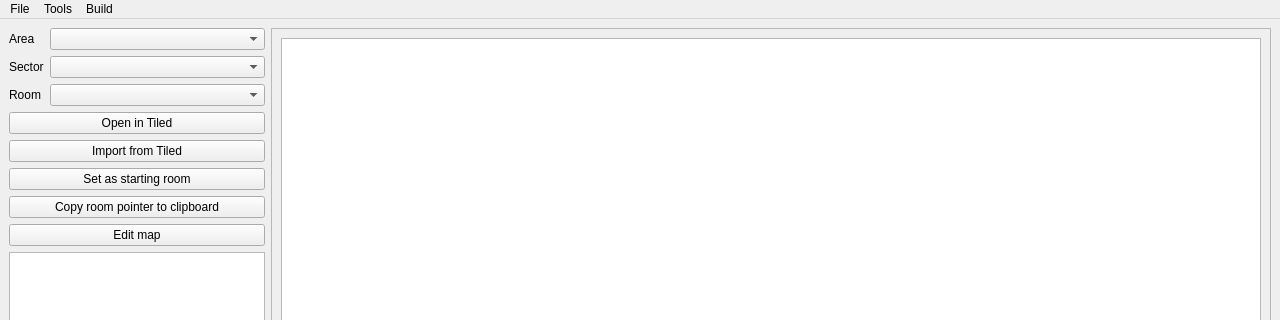
First picture: the form in dsvedit/main.ui, repository LagoLunatic/DSVEdit, before the edit; both pictures show x 0 to 1280 and y 0 to 320 of the 1280 by 768 pixel window.
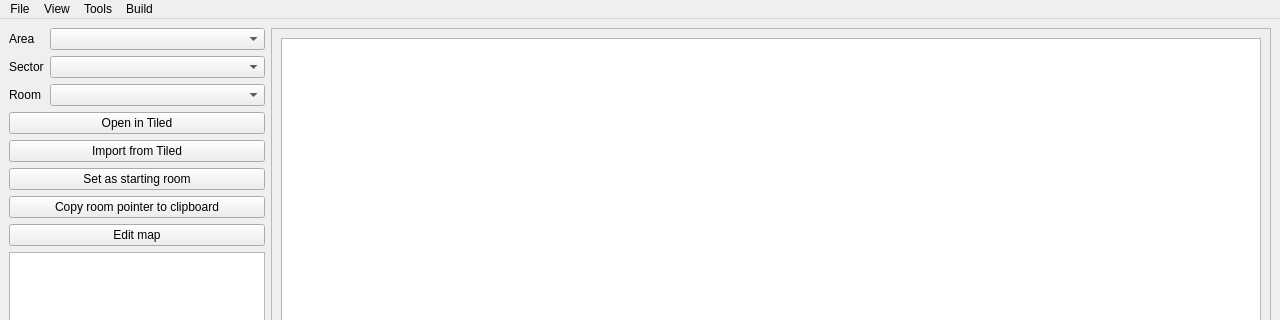
Second picture: the form after the edit. Icons and pictures are not drawn.

Commit message: Editor: Add ability to toggle visibility of layers/entities

The edit to the form file:
```diff
--- a/dsvedit/main.ui
+++ b/dsvedit/main.ui
@@ -195,7 +195,17 @@
     <addaction name="actionBuild"/>
     <addaction name="actionBuild_and_Run"/>
    </widget>
+   <widget class="QMenu" name="menuView">
+    <property name="title">
+     <string>View</string>
+    </property>
+    <addaction name="actionEntities"/>
+    <addaction name="actionDoors"/>
+    <addaction name="actionCollision"/>
+    <addaction name="actionLayers"/>
+   </widget>
    <addaction name="menuFile"/>
+   <addaction name="menuView"/>
    <addaction name="menuTools"/>
    <addaction name="menuBuild"/>
   </widget>
```
Left out of the diff: 53 changed lines with no effect on the pictures. The commit also changes 2 other files.
